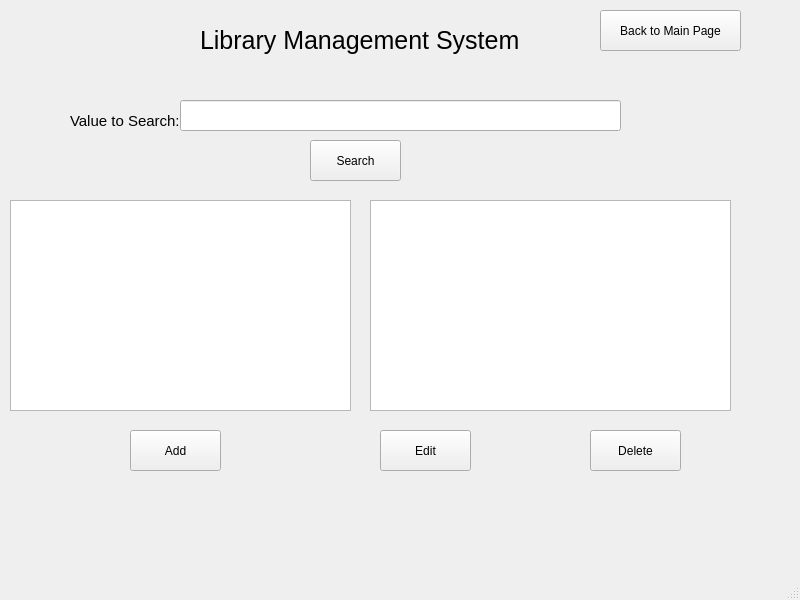
Before: the Qt Designer form bookManager.ui in calderon-antoniop410/LibraryPlusPlus, drawn with Qt 5.
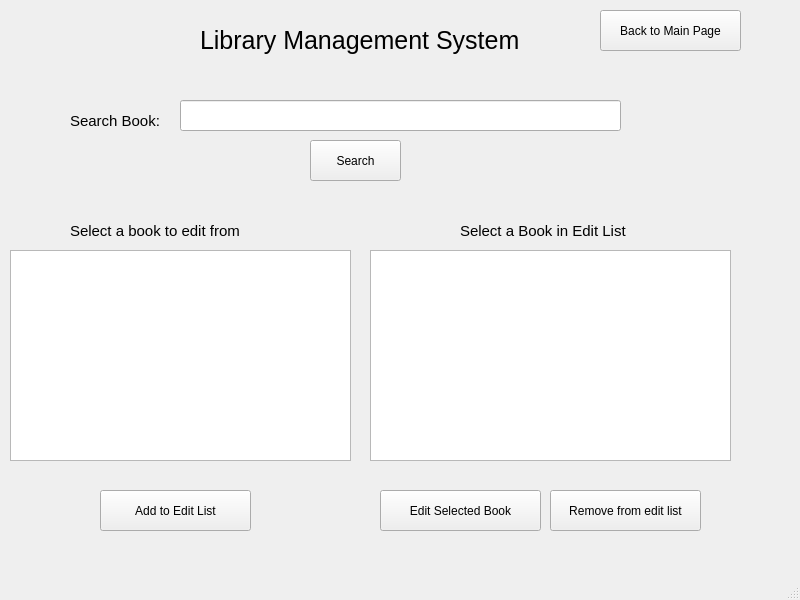
After: the same form once the commit is applied.

Patch:
```diff
--- a/bookManager.ui
+++ b/bookManager.ui
@@ -30,14 +30,14 @@
    <widget class="QPushButton" name="addButton">
     <property name="geometry">
      <rect>
-      <x>130</x>
-      <y>430</y>
-      <width>91</width>
+      <x>100</x>
+      <y>490</y>
+      <width>151</width>
       <height>41</height>
      </rect>
     </property>
     <property name="text">
-     <string>Add</string>
+     <string>Add to Edit List</string>
     </property>
    </widget>
    <widget class="QPushButton" name="exitButton">
@@ -56,27 +56,27 @@
    <widget class="QPushButton" name="deleteButton">
     <property name="geometry">
      <rect>
-      <x>590</x>
-      <y>430</y>
-      <width>91</width>
+      <x>550</x>
+      <y>490</y>
+      <width>151</width>
       <height>41</height>
      </rect>
     </property>
     <property name="text">
-     <string>Delete</string>
+     <string>Remove from edit list</string>
     </property>
    </widget>
    <widget class="QPushButton" name="editButton">
     <property name="geometry">
      <rect>
       <x>380</x>
-      <y>430</y>
-      <width>91</width>
+      <y>490</y>
+      <width>161</width>
       <height>41</height>
      </rect>
     </property>
     <property name="text">
-     <string>Edit</string>
+     <string>Edit Selected Book</string>
     </property>
    </widget>
    <widget class="QLabel" name="label">
@@ -112,7 +112,7 @@
 }</string>
     </property>
     <property name="text">
-     <string>Value to Search:</string>
+     <string>Search Book:</string>
     </property>
    </widget>
    <widget class="QLineEdit" name="lineEdit">
@@ -129,7 +129,7 @@
     <property name="geometry">
      <rect>
       <x>10</x>
-      <y>200</y>
+      <y>250</y>
       <width>341</width>
       <height>211</height>
      </rect>
@@ -139,12 +139,48 @@
     <property name="geometry">
      <rect>
       <x>370</x>
-      <y>200</y>
+      <y>250</y>
       <width>361</width>
       <height>211</height>
      </rect>
     </property>
    </widget>
+   <widget class="QLabel" name="label_4">
+    <property name="geometry">
+     <rect>
+      <x>70</x>
+      <y>210</y>
+      <width>181</width>
+      <height>41</height>
+     </rect>
+    </property>
+    <property name="styleSheet">
+     <string notr="true">QLabel{
+font-size:15px;
+}</string>
+    </property>
+    <property name="text">
+     <string>Select a book to edit from</string>
+    </property>
+   </widget>
+   <widget class="QLabel" name="label_5">
+    <property name="geometry">
+     <rect>
+      <x>460</x>
+      <y>210</y>
+      <width>181</width>
+      <height>41</height>
+     </rect>
+    </property>
+    <property name="styleSheet">
+     <string notr="true">QLabel{
+font-size:15px;
+}</string>
+    </property>
+    <property name="text">
+     <string>Select a Book in Edit List</string>
+    </property>
+   </widget>
   </widget>
   <widget class="QMenuBar" name="menubar">
    <property name="geometry">
```
